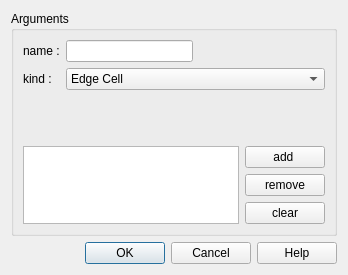
Above: src/HEXABLOCKGUI/Group_QTD.ui from SalomePlatform/hexablock before the change. Below: the same form after it.
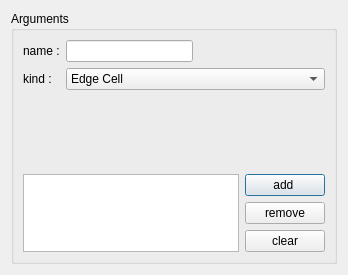
That is the form after the change.

Commit message: fixed : selection model added : highlight on propagation's edges 	apply button on dialog panel updated : association menu, object brower's name, menu always showing, ...

What changed in the file:
```diff
--- a/src/HEXABLOCKGUI/Group_QTD.ui
+++ b/src/HEXABLOCKGUI/Group_QTD.ui
@@ -118,16 +118,6 @@
      </layout>
     </widget>
    </item>
-   <item>
-    <widget class="QDialogButtonBox" name="buttonBox">
-     <property name="orientation">
-      <enum>Qt::Horizontal</enum>
-     </property>
-     <property name="standardButtons">
-      <set>QDialogButtonBox::Cancel|QDialogButtonBox::Ok|QDialogButtonBox::Help</set>
-     </property>
-    </widget>
-   </item>
   </layout>
  </widget>
  <resources/>
```
Left out of the diff: 35 changed lines with no effect on the pictures. The commit also changes 37 other files.
